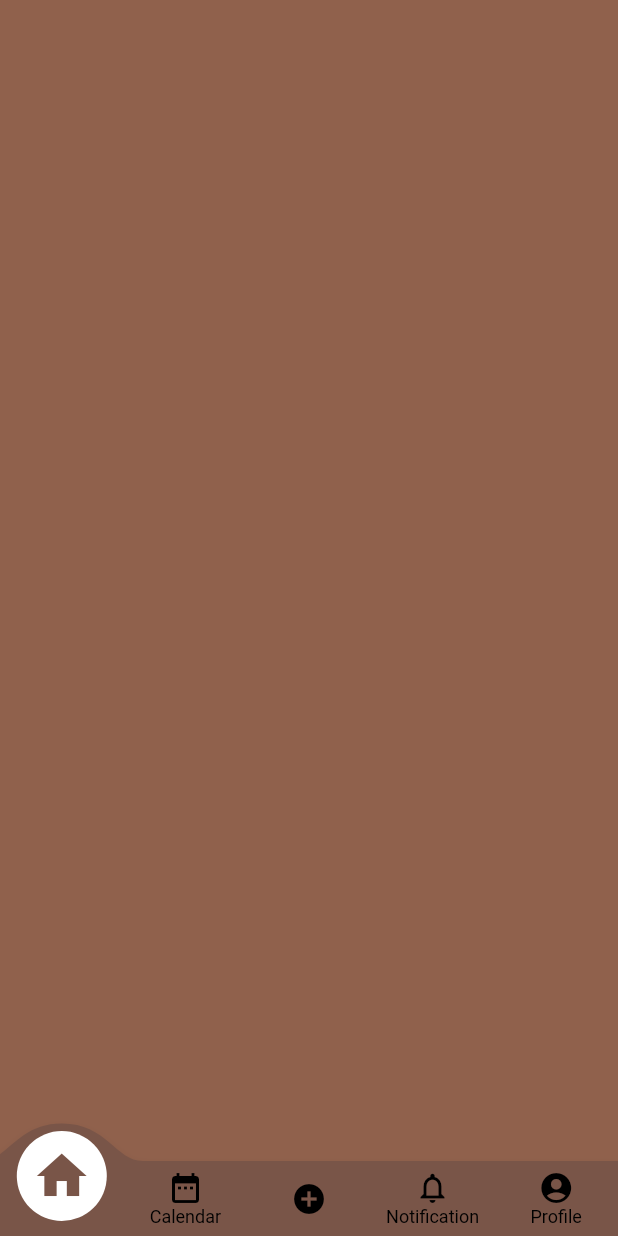
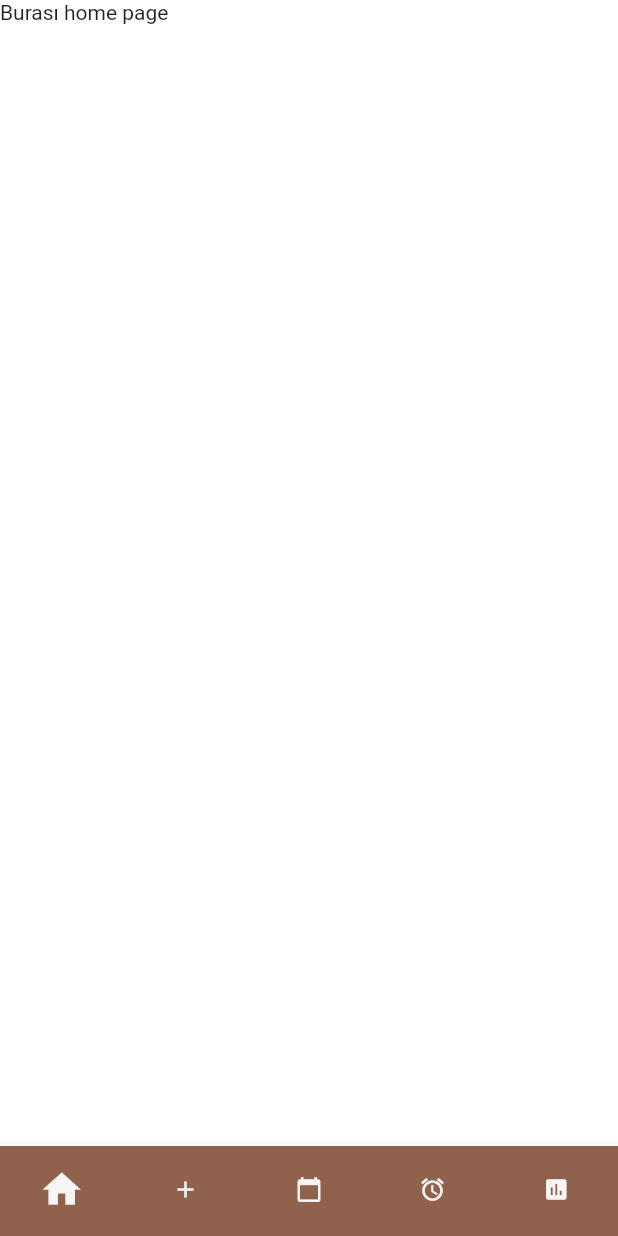
Before and after one commit to seymanurterzioglu/walker, a Flutter app: the DownChoice screen opened directly, on a phone screen of 412 x 824 dp. Run offline on Flutter 3.47's test engine with Material 2 defaults, Android fonts, the phone set to English and light mode, and no system bars; drawn by our look-alikes of convex_bottom_bar.

Commit message:
Sümeyya Terzi
dediğim değişikleri yaptım.Home page devam edicem.

```diff
--- /dev/null
+++ b/lib/AddPage.dart
@@ -0,0 +1,16 @@
+import 'package:flutter/material.dart';
+import 'package:walker/constants.dart';
+class AddPage extends StatefulWidget {
+  @override
+  _AddPageState createState() => _AddPageState();
+}
+
+class _AddPageState extends State<AddPage> {
+  @override
+  Widget build(BuildContext context) {
+    return Scaffold(
+
+      body:Text("Burası add page")
+    );
+  }
+}
--- /dev/null
+++ b/lib/AlarmPage.dart
@@ -0,0 +1,16 @@
+import 'package:flutter/material.dart';
+import 'package:walker/constants.dart';
+ class AlarmPage extends StatefulWidget {
+   @override
+   _AlarmPageState createState() => _AlarmPageState();
+ }
+
+ class _AlarmPageState extends State<AlarmPage> {
+   @override
+   Widget build(BuildContext context) {
+     return Scaffold(
+
+      body:Text("Burası alarm page")
+    );
+   }
+ }
--- /dev/null
+++ b/lib/CalendarPage.dart
@@ -0,0 +1,15 @@
+import 'package:flutter/material.dart';
+import 'package:walker/constants.dart';
+class CalendarPage extends StatefulWidget {
+  @override
+  _CalendarPageState createState() => _CalendarPageState();
+}
+
+class _CalendarPageState extends State<CalendarPage> {
+  @override
+  Widget build(BuildContext context) {
+    return Container(
+
+    );
+  }
+}
--- /dev/null
+++ b/lib/GuidePage.dart
@@ -0,0 +1,16 @@
+import 'package:flutter/material.dart';
+import 'package:walker/constants.dart';
+
+class GuidePage extends StatefulWidget {
+  @override
+  _GuidePageState createState() => _GuidePageState();
+}
+
+class _GuidePageState extends State<GuidePage> {
+  @override
+  Widget build(BuildContext context) {
+    return Container(
+
+    );
+  }
+}
--- /dev/null
+++ b/lib/HomePage.dart
@@ -0,0 +1,16 @@
+import 'package:flutter/material.dart';
+import 'package:walker/constants.dart';
+ class HomePage extends StatefulWidget {
+   @override
+   _HomePageState createState() => _HomePageState();
+ }
+
+ class _HomePageState extends State<HomePage> {
+   @override
+   Widget build(BuildContext context) {
+     return Scaffold(
+
+      body:Text("Burası home page")
+    );
+   }
+ }
--- a/lib/down_choice.dart
+++ b/lib/down_choice.dart
@@ -1,64 +1,110 @@
 import 'package:flutter/material.dart';
+import 'package:walker/AddPage.dart';
+import 'package:walker/AlarmPage.dart';
+import 'package:walker/CalendarPage.dart';
+import 'package:walker/GuidePage.dart';
+import 'package:walker/HomePage.dart';
 import 'package:walker/constants.dart';
-//import 'package:flutter/src/material/bottom_navigation_bar.dart';
-import 'package:convex_bottom_bar/convex_bottom_bar.dart';
+
 class DownChoice extends StatefulWidget {
   @override
   _DownChoiceState createState() => _DownChoiceState();
 }
 
 class _DownChoiceState extends State<DownChoice> {
-  int _currentIndex = 0;
+  int index=0;
   @override
   Widget build(BuildContext context) {
-    Size size=MediaQuery.of(context).size;
     return Scaffold(
+      bottomNavigationBar: BottomNavigationBar(
+        currentIndex: index,
+        onTap:(int newIndex) {
+          setState(() {
+            index=newIndex;
+
+          });
+        },
         backgroundColor: kPrimaryColor,
-      bottomNavigationBar: ConvexAppBar(
-          backgroundColor: Colors.brown,
-          color: Colors.black,
-          items:[
-            TabItem(icon: Icons.home,title:'Home'),
-            TabItem(icon: Icons.date_range,title:'Calendar'),
-            TabItem(icon: Icons.add_circle),
-            TabItem(icon: Icons.notifications_none,title:'Notification'),
-            TabItem(icon: Icons.account_circle,title:'Profile'),
-          ]
-      ),
-        /* bottomNavigationBar: BottomNavigationBar(
-        type: BottomNavigationBarType.fixed,
-        currentIndex: _currentIndex,
-        backgroundColor: Colors.brown,
-        selectedItemColor: Colors.white,
-        onTap: (value) {
-          // Respond to item press.
-          setState(() => _currentIndex = value);
-        },
+        type:BottomNavigationBarType.fixed,
+        showSelectedLabels: false,
+        showUnselectedLabels: false,
             items: [
               BottomNavigationBarItem(
-            label: 'Home',
-            icon: Icon(Icons.home),
+             icon: new Icon(Icons.home,color:white,size: 18,),
+            title: Text('Home',
+            style: TextStyle(
+              color: white,
+            ),
+            ),
+            activeIcon: Icon(Icons.home,
+            color:white,
+            size: 30,
+            ),
+             ),
+
+               BottomNavigationBarItem(
+             icon: new Icon(Icons.add,color:white,size: 18,),
+            title: Text('Add',
+            style: TextStyle(
+              color: white,
+            ),
+            ),
+            activeIcon: Icon(Icons.add,
+            color:white,
+            size: 30,
+            ),
+             ),
+
+               BottomNavigationBarItem(
+             icon: new Icon(Icons.calendar_today,color:white,size: 18,),
+            title: Text('Calendar',
+            style: TextStyle(
+              color: white,
+            ),
+            ),
+            activeIcon: Icon(Icons.calendar_today,
+            color:white,
+            size: 30,
+            ),
+             ),
+
+               BottomNavigationBarItem(
+             icon: new Icon(Icons.alarm,color:white,size: 18,),
+            title: Text('Alarm',
+            style: TextStyle(
+              color: white,
+            ),
+            ),
+            activeIcon: Icon(Icons.alarm,
+            color:white,
+            size: 30,
+            ),
              ),
                BottomNavigationBarItem(
-            label: 'Home',
-            icon: Icon(Icons.calendar_today),
+             icon: new Icon(Icons.assessment, color:white,size: 18,),
+            title: Text('Guide',
+            style: TextStyle(
+              color: white,
             ),
-          BottomNavigationBarItem(
-            label: 'Home',
-            icon: Icon(Icons.add),
             ),
-          BottomNavigationBarItem(
-            label: 'Home',
-            icon: Icon(Icons.location_on),
+            activeIcon: Icon(Icons.assessment,
+            color:white,
+            size: 30,
             ),
-          BottomNavigationBarItem(
-            label: 'Home',
-            icon: Icon(Icons.person),
              ),
             ],
 
-      ),*/
-
+      ),
+      body: IndexedStack(
+       index: index,
+        children: [
+          HomePage(),
+          AddPage(),
+          CalendarPage(),
+          AlarmPage(),
+          GuidePage(),
+        ],
+      ),
     );
   }
 }
```
Lines whose indentation alone changed are shown as unchanged.
